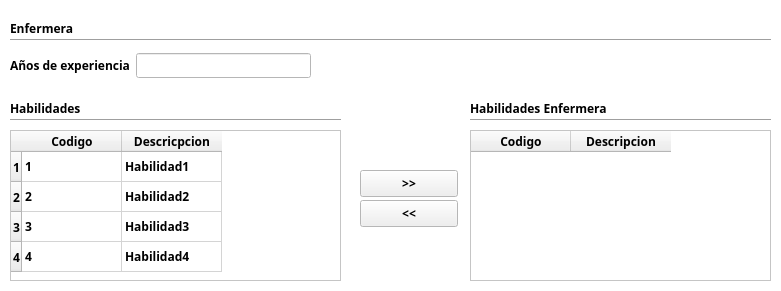
Above: gui/administrador_uis/WidgetTipoEmpleadoEnfermera.ui from BryanTabarez/ProyectoBD before the change. Below: the same form after it.
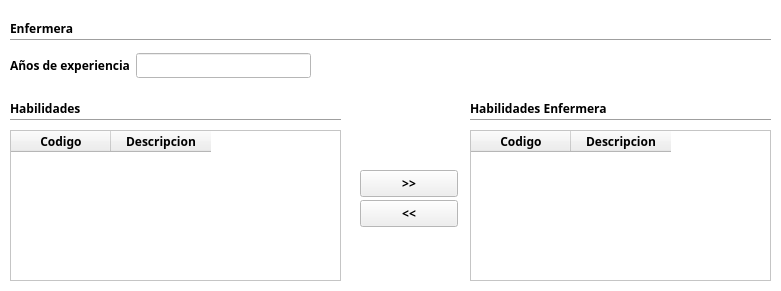
That is the form after the change.

```diff
--- a/gui/administrador_uis/WidgetTipoEmpleadoEnfermera.ui
+++ b/gui/administrador_uis/WidgetTipoEmpleadoEnfermera.ui
@@ -212,90 +212,16 @@
      <height>151</height>
     </rect>
    </property>
-   <row>
-    <property name="text">
-     <string>1</string>
-    </property>
-   </row>
-   <row>
-    <property name="text">
-     <string>2</string>
-    </property>
-   </row>
-   <row>
-    <property name="text">
-     <string>3</string>
-    </property>
-   </row>
-   <row>
-    <property name="text">
-     <string>4</string>
-    </property>
-   </row>
    <column>
     <property name="text">
      <string>Codigo</string>
     </property>
-    <property name="font">
-     <font>
-      <family>Ubuntu Condensed</family>
-      <weight>75</weight>
-      <bold>true</bold>
-     </font>
-    </property>
    </column>
    <column>
     <property name="text">
-     <string>Descricpcion</string>
-    </property>
-    <property name="font">
-     <font>
-      <family>Ubuntu Condensed</family>
-      <weight>75</weight>
-      <bold>true</bold>
-     </font>
+     <string>Descripcion</string>
     </property>
    </column>
-   <item row="0" column="0">
-    <property name="text">
-     <string>1</string>
-    </property>
-   </item>
-   <item row="0" column="1">
-    <property name="text">
-     <string>Habilidad1</string>
-    </property>
-   </item>
-   <item row="1" column="0">
-    <property name="text">
-     <string>2</string>
-    </property>
-   </item>
-   <item row="1" column="1">
-    <property name="text">
-     <string>Habilidad2</string>
-    </property>
-   </item>
-   <item row="2" column="0">
-    <property name="text">
-     <string>3</string>
-    </property>
-   </item>
-   <item row="2" column="1">
-    <property name="text">
-     <string>Habilidad3</string>
-    </property>
-   </item>
-   <item row="3" column="0">
-    <property name="text">
-     <string>4</string>
-    </property>
-   </item>
-   <item row="3" column="1">
-    <property name="text">
-     <string>Habilidad4</string>
-    </property>
-   </item>
   </widget>
   <widget class="QLabel" name="labelHabilidades_2">
    <property name="geometry">
```
Left out of the diff: 2 changed lines with no effect on the pictures.
